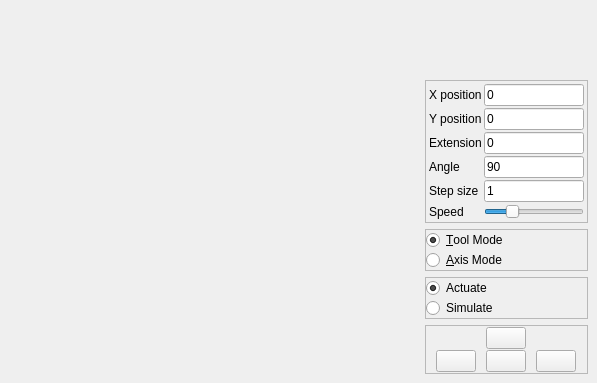
Kaldie/GeRoBot, file gui/widget/RobotMovementWidget.ui: the form before one commit.
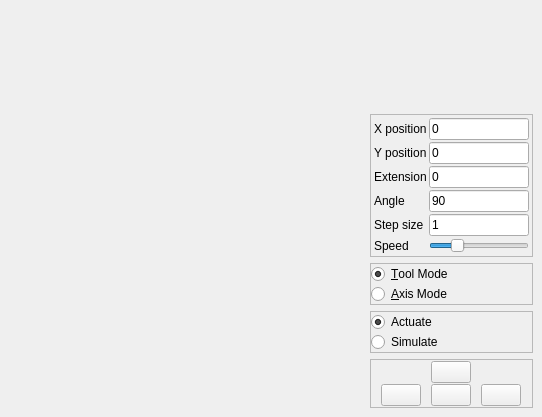
The form after the commit.

What changed in the file:
```diff
--- a/gui/widget/RobotMovementWidget.ui
+++ b/gui/widget/RobotMovementWidget.ui
@@ -6,8 +6,8 @@
    <rect>
     <x>0</x>
     <y>0</y>
-    <width>597</width>
-    <height>383</height>
+    <width>542</width>
+    <height>417</height>
    </rect>
   </property>
   <property name="windowTitle">
@@ -283,6 +283,9 @@
            <property name="text">
             <string>1</string>
            </property>
+           <property name="readOnly">
+            <bool>true</bool>
+           </property>
           </widget>
          </item>
          <item row="9" column="0">
```
Left out of the diff: 2 changed lines with no effect on the pictures.
